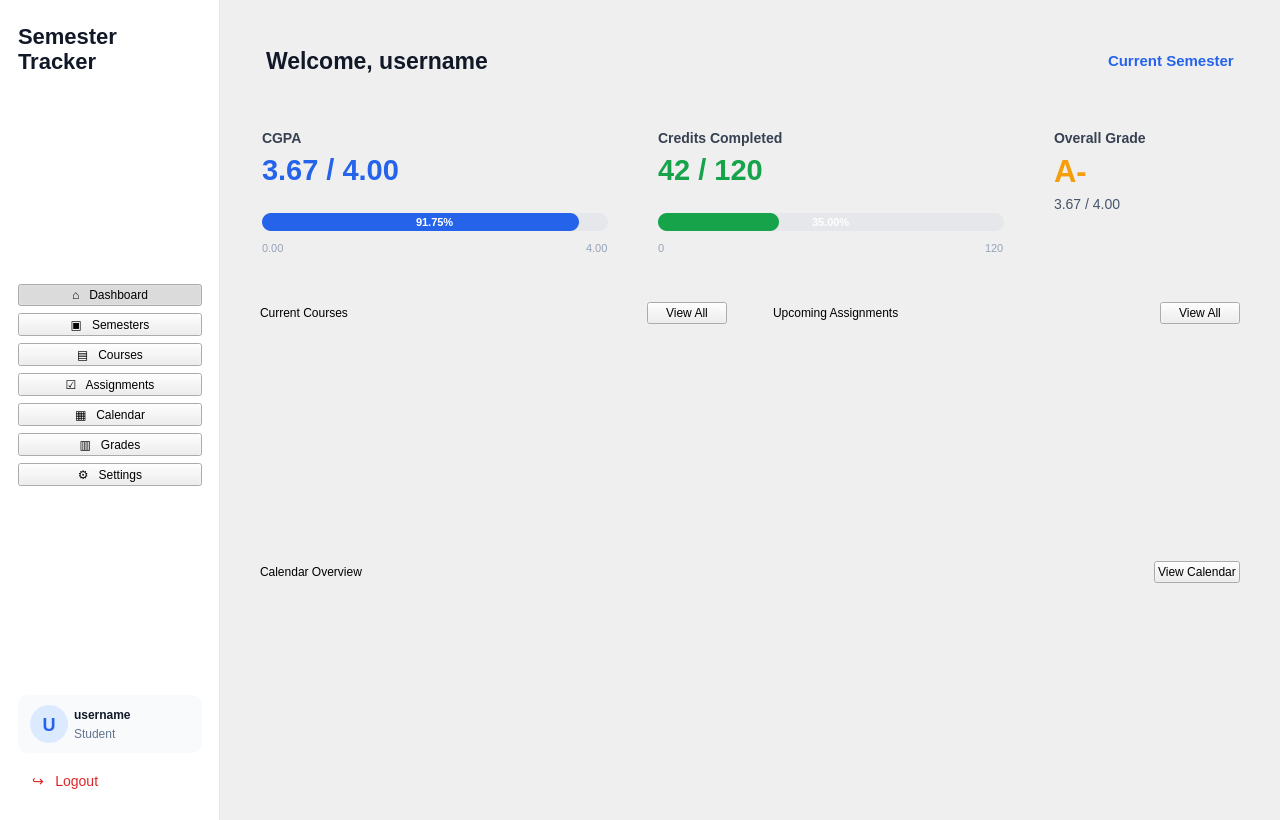
Above: dashboard.ui from GeoReaidy/SemesterTracker before the change. Below: the same form after it.
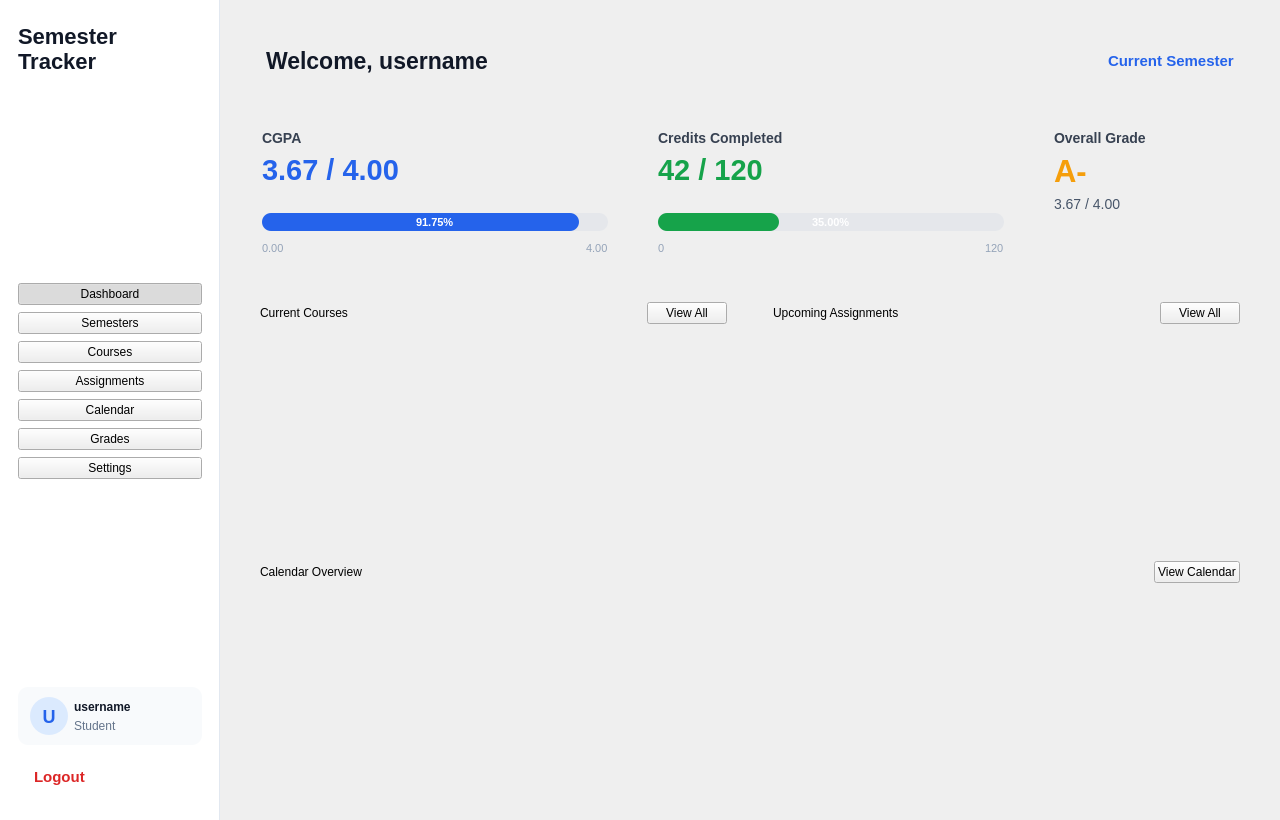
That is the form after the change.

Commit message: Prepare Semester Tracker v1.2.0

```diff
--- a/dashboard.ui
+++ b/dashboard.ui
@@ -33,14 +33,15 @@
     font-weight: 700;
 }
 QPushButton[class="navButton"] {
-    min-height: 42px;
-    padding: 0 14px;
+    min-height: 50px;
+    padding: 0 16px;
     text-align: left;
     border: none;
     border-radius: 9px;
     background-color: transparent;
     color: #334155;
-    font-size: 14px;
+    font-size: 15px;
+    font-weight: 500;
 }
 QPushButton[class="navButton"]:hover {
     background-color: #eff6ff;
@@ -52,14 +53,15 @@
     font-weight: 600;
 }
 QPushButton#logoutButton {
-    min-height: 42px;
-    padding: 0 14px;
+    min-height: 50px;
+    padding: 0 16px;
     text-align: left;
     border: none;
     border-radius: 9px;
     background-color: transparent;
     color: #dc2626;
-    font-size: 14px;
+    font-size: 15px;
+    font-weight: 500;
 }
 QPushButton#logoutButton:hover {
     background-color: #fee2e2;
@@ -203,7 +205,7 @@
          <string>navButton</string>
         </property>
         <property name="text">
-         <string>⌂   Dashboard</string>
+         <string>Dashboard</string>
         </property>
         <property name="checkable">
          <bool>true</bool>
@@ -222,7 +224,7 @@
          <string>navButton</string>
         </property>
         <property name="text">
-         <string>▣   Semesters</string>
+         <string>Semesters</string>
         </property>
         <property name="checkable">
          <bool>true</bool>
@@ -238,7 +240,7 @@
          <string>navButton</string>
         </property>
         <property name="text">
-         <string>▤   Courses</string>
+         <string>Courses</string>
         </property>
         <property name="checkable">
          <bool>true</bool>
@@ -254,7 +256,7 @@
          <string>navButton</string>
         </property>
         <property name="text">
-         <string>☑   Assignments</string>
+         <string>Assignments</string>
         </property>
         <property name="checkable">
          <bool>true</bool>
@@ -270,7 +272,7 @@
          <string>navButton</string>
         </property>
         <property name="text">
-         <string>▦   Calendar</string>
+         <string>Calendar</string>
         </property>
         <property name="checkable">
          <bool>true</bool>
@@ -286,7 +288,7 @@
          <string>navButton</string>
         </property>
         <property name="text">
-         <string>▥   Grades</string>
+         <string>Grades</string>
         </property>
         <property name="checkable">
          <bool>true</bool>
@@ -302,7 +304,7 @@
          <string>navButton</string>
         </property>
         <property name="text">
-         <string>⚙   Settings</string>
+         <string>Settings</string>
         </property>
         <property name="checkable">
          <bool>true</bool>
@@ -404,7 +406,7 @@
       <item>
        <widget class="QPushButton" name="logoutButton">
         <property name="text">
-         <string>↪   Logout</string>
+         <string>Logout</string>
         </property>
        </widget>
       </item>
```
Left out of the diff: 6 changed lines with no effect on the pictures. The commit also changes 100 other files.
